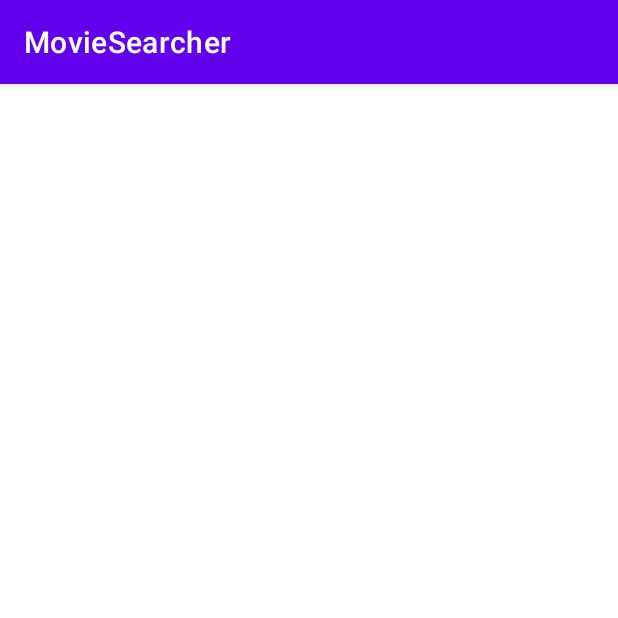
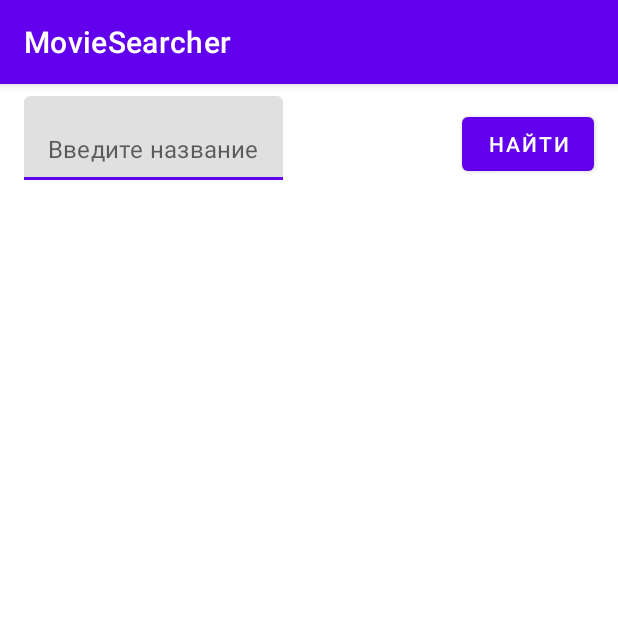
Before and after one commit to besmax/MovieSearcher, an Android app: the screen it shows after launch (MainActivity), on a phone screen of 412 x 824 dp, the top half of it. Run offline under Robolectric (Android 15) with nearby library versions, the phone set to English and light mode, and no system bars; our stand-ins replace Dagger/Hilt's generated code; pictures from the network do not load.

Commit message:
movies screen was completed

```diff
--- a/app/src/main/java/bes/max/moviesearcher/ui/movies/MainActivity.kt
+++ b/app/src/main/java/bes/max/moviesearcher/ui/movies/MainActivity.kt
@@ -2,6 +2,7 @@ package bes.max.moviesearcher.ui.movies
 
 import androidx.appcompat.app.AppCompatActivity
 import android.os.Bundle
+import android.os.PersistableBundle
 import android.view.inputmethod.InputMethodManager
 import android.widget.Button
 import android.widget.EditText
@@ -9,6 +10,7 @@ import androidx.lifecycle.lifecycleScope
 import androidx.recyclerview.widget.LinearLayoutManager
 import androidx.recyclerview.widget.RecyclerView
 import bes.max.moviesearcher.R
+import bes.max.moviesearcher.databinding.ActivityMainBinding
 import bes.max.moviesearcher.domain.models.Movie
 import bes.max.moviesearcher.domain.api.MoviesRepository
 import dagger.hilt.android.AndroidEntryPoint
@@ -19,44 +21,14 @@ import javax.inject.Inject
 @AndroidEntryPoint
 class MainActivity : AppCompatActivity() {
 
-    private lateinit var recyclerView: RecyclerView
-    private lateinit var editText: EditText
-    private lateinit var button: Button
-    private var listOfMovies = mutableListOf<Movie>()
-    private val adapter = MovieListAdapter()
-    @Inject
-    lateinit var movieRepository: MoviesRepository
-
+    private val binding by lazy {
+        ActivityMainBinding.inflate(layoutInflater)
+    }
 
     override fun onCreate(savedInstanceState: Bundle?) {
         super.onCreate(savedInstanceState)
-        setContentView(R.layout.activity_main)
-
-//        recyclerView = findViewById(R.id.recycler_view_main_activity)
-//        editText = findViewById(R.id.edit_text_main_activity)
-//        button = findViewById(R.id.button_movies_screen)
-
-        recyclerView.layoutManager = LinearLayoutManager(this, LinearLayoutManager.VERTICAL, false)
-        recyclerView.adapter = adapter
-
-        button.setOnClickListener {
-            if (editText.text.isNotEmpty()) {
-                getMovies(editText.text.toString())
-                adapter.movies = listOfMovies
-                adapter.notifyDataSetChanged()
-            }
-            val inputMethodManager =
-                getSystemService(INPUT_METHOD_SERVICE) as InputMethodManager
-            val view = this.currentFocus
-            if (view != null) {
-                inputMethodManager.hideSoftInputFromWindow(view.getWindowToken(), 0)
-            }
-        }
+        setContentView(binding.root)
     }
 
-    private fun getMovies(userInput: String) {
-        lifecycleScope.launch(Dispatchers.IO) {
-            listOfMovies = movieRepository.getMovies(userInput).toMutableList()
-        }
-    }
+
 }
--- a/app/src/main/java/bes/max/moviesearcher/ui/movies/MovieListAdapter.kt
+++ b/app/src/main/java/bes/max/moviesearcher/ui/movies/MovieListAdapter.kt
@@ -11,7 +11,11 @@ import com.bumptech.glide.Glide
 
 class MovieListAdapter : RecyclerView.Adapter<MovieListAdapter.MovieViewHolder>() {
 
-    var movies = mutableListOf<Movie>()
+    var movies = listOf<Movie>()
+        set(value) {
+            field = value
+            notifyDataSetChanged()
+        }
 
     override fun onCreateViewHolder(parent: ViewGroup, viewType: Int): MovieViewHolder =
         MovieViewHolder(parent)
--- a/app/src/main/java/bes/max/moviesearcher/ui/movies/MoviesFragment.kt
+++ b/app/src/main/java/bes/max/moviesearcher/ui/movies/MoviesFragment.kt
@@ -16,14 +16,8 @@ import dagger.hilt.android.AndroidEntryPoint
 class MoviesFragment : Fragment() {
 
     private var _binding: FragmentMoviesBinding? = null
-    private val binding = _binding!!
+    private val binding get() = _binding!!
     private val adapter = MovieListAdapter()
-
-
-    companion object {
-        fun newInstance() = MoviesFragment()
-    }
-
     private val viewModel: MoviesViewModel by viewModels()
 
     override fun onCreateView(
@@ -37,21 +31,64 @@ class MoviesFragment : Fragment() {
     override fun onViewCreated(view: View, savedInstanceState: Bundle?) {
         super.onViewCreated(view, savedInstanceState)
 
-        binding.recyclerViewMoviesScreen.layoutManager = LinearLayoutManager(this, LinearLayoutManager.VERTICAL, false)
+        binding.recyclerViewMoviesScreen.layoutManager =
+            LinearLayoutManager(requireContext(), LinearLayoutManager.VERTICAL, false)
         binding.recyclerViewMoviesScreen.adapter = adapter
+
+        viewModel.screenState.observe(viewLifecycleOwner) {
+            when (it) {
+                MoviesScreenState.ShowContent -> showContent()
+                MoviesScreenState.Loading -> showLoading()
+                MoviesScreenState.Error -> showError()
+                MoviesScreenState.NotStarted -> showDefaultContent()
+            }
+        }
 
         binding.buttonMoviesScreen.setOnClickListener {
             if (binding.editTextMoviesScreen.text?.isNotEmpty() == true) {
-                getMovies(editText.text.toString())
-                adapter.movies = listOfMovies
-                adapter.notifyDataSetChanged()
+                viewModel.getMovies(binding.editTextMoviesScreen.text.toString())
             }
-            val inputMethodManager =
-                getSystemService(AppCompatActivity.INPUT_METHOD_SERVICE) as InputMethodManager
-            val view = this.currentFocus
-            if (view != null) {
-                inputMethodManager.hideSoftInputFromWindow(view.getWindowToken(), 0)
-            }
+
+        }
+    }
+
+    override fun onDestroyView() {
+        super.onDestroyView()
+        _binding = null
+    }
+
+    private fun showContent() {
+        adapter.movies = MoviesScreenState.ShowContent.movies
+        binding.recyclerViewMoviesScreen.visibility = View.VISIBLE
+        binding.progressbarMoviesScreen.visibility = View.GONE
+        binding.errorMessageMoviesScreen.visibility = View.GONE
+        hideKeyboard()
+    }
+
+    private fun showLoading() {
+        binding.recyclerViewMoviesScreen.visibility = View.GONE
+        binding.progressbarMoviesScreen.visibility = View.VISIBLE
+        binding.errorMessageMoviesScreen.visibility = View.GONE
+    }
+
+    private fun showDefaultContent() {
+        binding.recyclerViewMoviesScreen.visibility = View.GONE
+        binding.progressbarMoviesScreen.visibility = View.GONE
+        binding.errorMessageMoviesScreen.visibility = View.GONE
+    }
+
+    private fun showError() {
+        binding.recyclerViewMoviesScreen.visibility = View.GONE
+        binding.progressbarMoviesScreen.visibility = View.GONE
+        binding.errorMessageMoviesScreen.visibility = View.VISIBLE
+    }
+
+    private fun hideKeyboard() {
+        val inputMethodManager =
+            activity?.getSystemService(AppCompatActivity.INPUT_METHOD_SERVICE) as InputMethodManager
+        val view = activity?.currentFocus
+        if (view != null) {
+            inputMethodManager.hideSoftInputFromWindow(view.getWindowToken(), 0)
         }
     }
 
--- /dev/null
+++ b/app/src/main/java/bes/max/moviesearcher/ui/movies/MoviesScreenState.kt
@@ -0,0 +1,17 @@
+package bes.max.moviesearcher.ui.movies
+
+import bes.max.moviesearcher.domain.models.Movie
+
+sealed interface MoviesScreenState {
+    object NotStarted: MoviesScreenState
+
+    object ShowContent: MoviesScreenState {
+        var movies: List<Movie> = emptyList()
+    }
+
+    object Loading: MoviesScreenState
+
+    object Error: MoviesScreenState {
+        var noInternet = false
+    }
+}
--- a/app/src/main/res/layout/activity_main.xml
+++ b/app/src/main/res/layout/activity_main.xml
@@ -1,10 +1,7 @@
 <?xml version="1.0" encoding="utf-8"?>
-<androidx.constraintlayout.widget.ConstraintLayout xmlns:android="http://schemas.android.com/apk/res/android"
+<androidx.fragment.app.FragmentContainerView
+    xmlns:android="http://schemas.android.com/apk/res/android"
+    android:id="@+id/fragment_container_view"
+    android:name="bes.max.moviesearcher.ui.movies.MoviesFragment"
     android:layout_width="match_parent"
-    android:layout_height="match_parent"
-    xmlns:app="http://schemas.android.com/apk/res-auto">
-    <androidx.fragment.app.FragmentContainerView
-        android:id="@+id/fragment_container_view"
-        android:layout_width="match_parent"
-        android:layout_height="match_parent"/>
-</androidx.constraintlayout.widget.ConstraintLayout>
+    android:layout_height="match_parent" />
--- a/app/src/main/res/layout/fragment_movies.xml
+++ b/app/src/main/res/layout/fragment_movies.xml
@@ -17,8 +17,6 @@
         android:layout_height="wrap_content"
         android:orientation="vertical"
         app:layout_constraintGuide_begin="16dp" />
-
-
 
     <com.google.android.material.textfield.TextInputLayout
         android:id="@+id/edit_text_layout_movies_screen"
@@ -64,4 +62,26 @@
         app:layout_constraintEnd_toStartOf="@id/guideline_end"
         app:layout_constraintTop_toBottomOf="@id/edit_text_layout_movies_screen"/>
 
+    <ProgressBar
+        android:id="@+id/progressbar_movies_screen"
+        android:layout_width="48dp"
+        android:layout_height="48dp"
+        android:visibility="gone"
+        app:layout_constraintStart_toEndOf="@id/guideline_start"
+        app:layout_constraintEnd_toStartOf="@id/guideline_end"
+        app:layout_constraintTop_toTopOf="parent"
+        app:layout_constraintBottom_toBottomOf="parent"/>
+
+    <TextView
+        android:id="@+id/error_message_movies_screen"
+        android:layout_width="wrap_content"
+        android:layout_height="wrap_content"
+        android:text="@string/error_message_movies_screen"
+        android:textSize="24sp"
+        android:textAlignment="center"
+        app:layout_constraintStart_toEndOf="@id/guideline_start"
+        app:layout_constraintEnd_toStartOf="@id/guideline_end"
+        app:layout_constraintTop_toTopOf="parent"
+        app:layout_constraintBottom_toBottomOf="parent"/>
+
 </androidx.constraintlayout.widget.ConstraintLayout>
--- a/app/src/main/res/values/strings.xml
+++ b/app/src/main/res/values/strings.xml
@@ -2,4 +2,5 @@
     <string name="app_name">MovieSearcher</string>
     <string name="find_button">Найти</string>
     <string name="enter_movie_name">Введите название</string>
+    <string name="error_message_movies_screen">Что-то пошло не так, проверьте подключение к интернету</string>
 </resources>
```
Also changed, not shown: app/src/main/java/bes/max/moviesearcher/ui/movies/MoviesViewModel.kt (+20 -2 lines).
